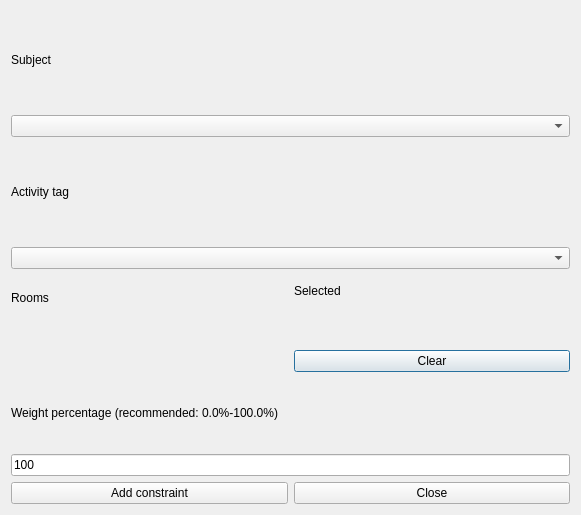
Old version of the form src/interface/addconstraintsubjectactivitytagpreferredroomsform_template.ui in the repository janLo/FET.
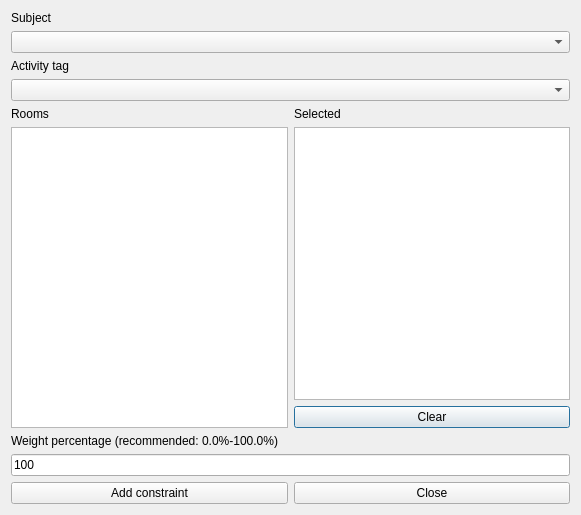
New version of the form. Custom widgets are drawn as their Qt base class.

Patch:
```diff
--- a/src/interface/addconstraintsubjectactivitytagpreferredroomsform_template.ui
+++ b/src/interface/addconstraintsubjectactivitytagpreferredroomsform_template.ui
@@ -41,7 +41,7 @@
     <widget class="QComboBox" name="activityTagsComboBox"/>
    </item>
    <item row="4" column="0">
-    <layout class="QVBoxLayout">
+    <layout class="QVBoxLayout" name="verticalLayout">
      <item>
       <widget class="QLabel" name="roomsTextLabel">
        <property name="frameShape">
@@ -59,18 +59,12 @@
       </widget>
      </item>
      <item>
-      <widget class="Q3ListBox" name="roomsListBox">
-       <item>
-        <property name="text">
-         <string>New Item</string>
-        </property>
-       </item>
-      </widget>
+      <widget class="QListWidget" name="roomsListWidget"/>
      </item>
     </layout>
    </item>
    <item row="4" column="1">
-    <layout class="QVBoxLayout" name="verticalLayout">
+    <layout class="QVBoxLayout" name="verticalLayout_2">
      <item>
       <widget class="QLabel" name="selectedRoomsTextLabel">
        <property name="frameShape">
@@ -88,13 +82,7 @@
       </widget>
      </item>
      <item>
-      <widget class="Q3ListBox" name="selectedRoomsListBox">
-       <item>
-        <property name="text">
-         <string>New Item</string>
-        </property>
-       </item>
-      </widget>
+      <widget class="QListWidget" name="selectedRoomsListWidget"/>
      </item>
      <item>
       <widget class="QPushButton" name="clearPushButton">
@@ -153,28 +141,6 @@
   </layout>
  </widget>
  <layoutdefault spacing="6" margin="11"/>
- <customwidgets>
-  <customwidget>
-   <class>Q3Frame</class>
-   <extends>QFrame</extends>
-   <header>Qt3Support/Q3Frame</header>
-   <container>1</container>
-  </customwidget>
-  <customwidget>
-   <class>Q3ListBox</class>
-   <extends>Q3Frame</extends>
-   <header>q3listbox.h</header>
-  </customwidget>
- </customwidgets>
- <tabstops>
-  <tabstop>subjectsComboBox</tabstop>
-  <tabstop>activityTagsComboBox</tabstop>
-  <tabstop>roomsListBox</tabstop>
-  <tabstop>selectedRoomsListBox</tabstop>
-  <tabstop>weightLineEdit</tabstop>
-  <tabstop>addConstraintPushButton</tabstop>
-  <tabstop>closePushButton</tabstop>
- </tabstops>
  <resources/>
  <connections/>
 </ui>
```
Left out of the diff: 4 changed lines with no effect on the pictures.
